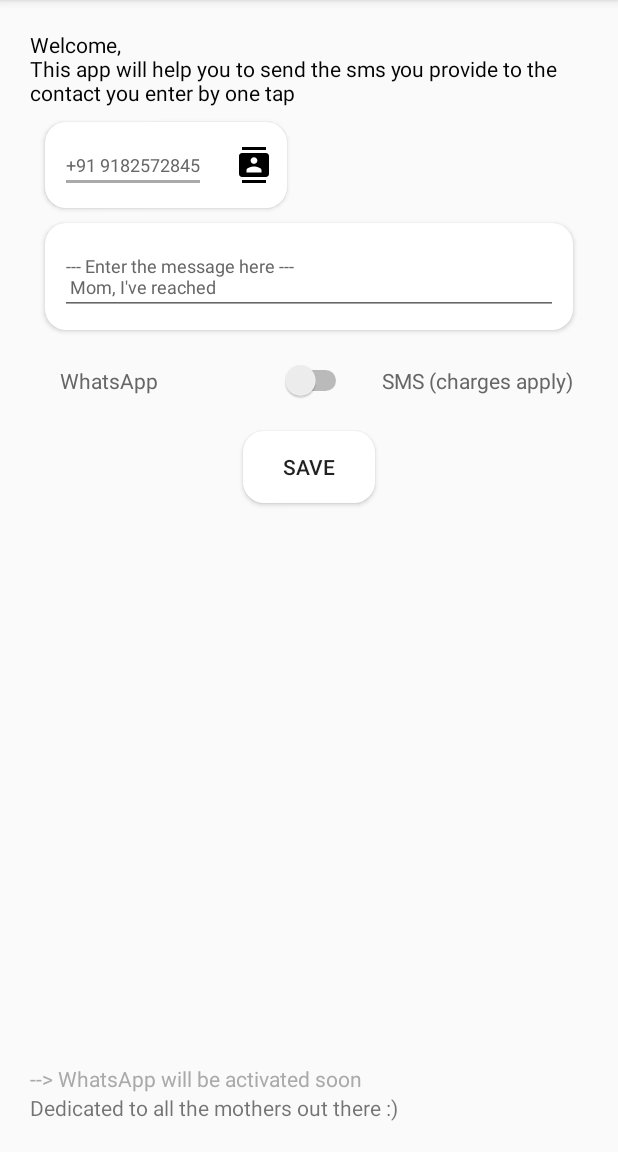
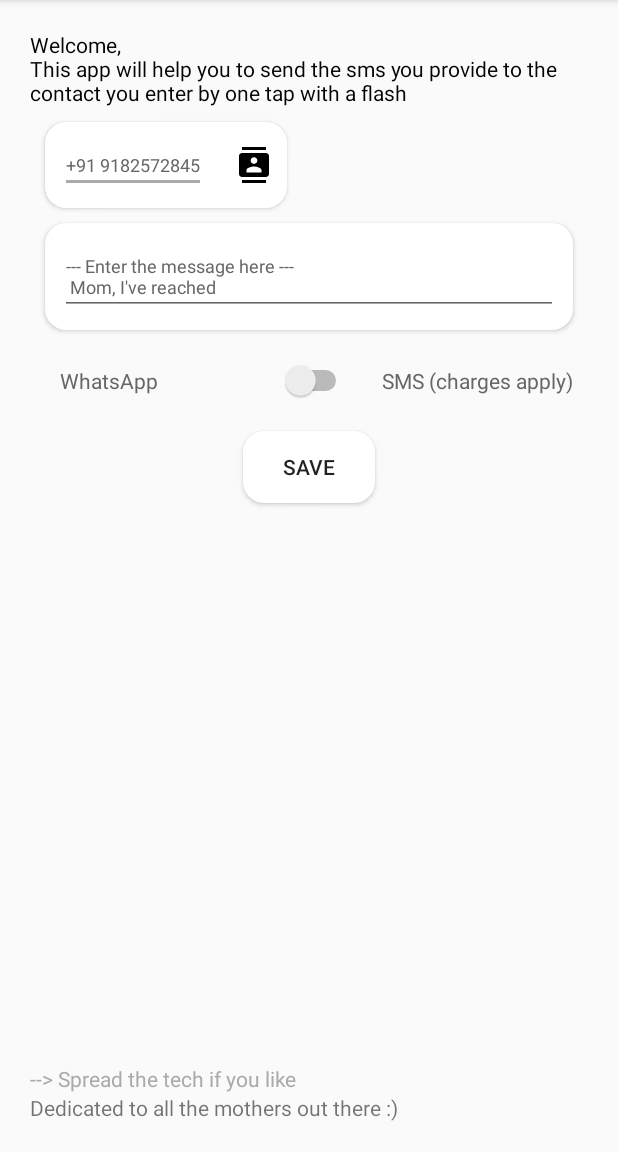
Before and after one commit to ArchitGargPro/FastSMS, an Android app: the screen it shows after launch (MainActivity), after a tap on "SAVE", on a phone screen of 412 x 824 dp, the part 84-1236 px from its top. Run offline under Robolectric (Android 15) with nearby library versions, the phone set to English and light mode, and no system bars; pictures from the network do not load.

Commit message:
Whatsapp feature activated, all good

```diff
--- a/app/src/main/java/archit/fastsms/MainActivity.java
+++ b/app/src/main/java/archit/fastsms/MainActivity.java
@@ -17,7 +17,9 @@ import android.view.View;
 import android.view.Menu;
 import android.view.MenuItem;
 import android.widget.Button;
+import android.widget.CompoundButton;
 import android.widget.EditText;
+import android.widget.RadioGroup;
 import android.widget.Switch;
 import android.widget.TextView;
 import android.widget.Toast;
@@ -34,6 +36,8 @@ public class MainActivity extends AppCompatActivity {
     FloatingActionButton fab;
     Switch type;
     TextView title;
+    String typeVal = "0";
+
     private static final int MY_PERMISSIONS_REQUEST_SEND_SMS = 0;
 
     @Override
@@ -62,10 +66,24 @@ public class MainActivity extends AppCompatActivity {
         title = findViewById(R.id.title);
         handler = new DBHandler(this, null, null, 1);
 
+        getData();
+        setData();
+
         save.setOnClickListener(new View.OnClickListener() {
             @Override
             public void onClick(View v) {
                 saveData();
+            }
+        });
+
+        type.setOnCheckedChangeListener(new CompoundButton.OnCheckedChangeListener() {
+            @Override
+            public void onCheckedChanged(CompoundButton buttonView, boolean isChecked) {
+                if(isChecked){
+                    typeVal = "1";  // SMS
+                } else {
+                    typeVal = "0";  // whatsapp
+                }
             }
         });
 
@@ -86,12 +104,26 @@ public class MainActivity extends AppCompatActivity {
         // Save data to database
         if(validate()) {
             Log.i("info", "Saving Data");
-            data = new Data(message.getText().toString(), phone.getText().toString(), "1");
+            data = new Data(message.getText().toString(), phone.getText().toString(), typeVal);
             handler.save(data);
             Log.i("here", "saved successfully");
             fab.show();
             title.setText(R.string.title_final);
         }
+    }
+
+    public void getData()
+    {
+        // get data from the database
+        Log.i("info", "Getting from db");
+        data = handler.load();
+    }
+
+    public void setData()
+    {
+        //setting the text edit texts
+        phone.setText(data.getPhone());
+        message.setText(data.getMessage());
     }
 
     @Override
@@ -118,11 +150,12 @@ public class MainActivity extends AppCompatActivity {
     //####################################################################################################
     public void send()
     {
-            if (data.getType().equals("1")) {
-                sendSMSMessage();
-//        } else {
-//            sendWhatsapp();
-            }
+        if (data.getType().equals("1")) {
+            sendSMSMessage();
+            onBackPressed();
+        } else {
+            sendWhatsapp();
+        }
     }
 
     public boolean validate()
@@ -134,7 +167,7 @@ public class MainActivity extends AppCompatActivity {
                 Toast.makeText(this, "message cannot be empty", Toast.LENGTH_SHORT).show();
             }
         } else {
-            Toast.makeText(this, "please enter Phone number first", Toast.LENGTH_SHORT).show();
+            Toast.makeText(this, "please enter Phone number", Toast.LENGTH_SHORT).show();
         }
         return false;
     }
--- a/app/src/main/res/layout/activity_send_sms.xml
+++ b/app/src/main/res/layout/activity_send_sms.xml
@@ -10,6 +10,7 @@
         android:layout_width="wrap_content"
         android:layout_height="wrap_content"
         android:text="@string/sent"
+        android:textAlignment="center"
         android:textColor="@color/colorPrimary"
         app:layout_constraintBottom_toBottomOf="parent"
         app:layout_constraintEnd_toEndOf="parent"
--- a/app/src/main/res/values/strings.xml
+++ b/app/src/main/res/values/strings.xml
@@ -4,7 +4,7 @@
     <string name="title_initial"> (Save details of your Fast SMS)</string>
     <string name="title_final"> (Your Fast SMS is Ready)</string>
     <string name="action_settings">Settings</string>
-    <string name="heading">Welcome, \nThis app will help you to send the sms you provide to the contact you enter by one tap</string>
+    <string name="heading">Welcome, \nThis app will help you to send the sms you provide to the contact you enter by "one tap" with a flash</string>
     <string name="enter_number">Enter the phone number or browse contacts</string>
     <string name="enter_number_hint">+91 9182572845</string>
     <string name="enter_text_hint">--- Enter the message here ---\n Mom, I\'ve reached</string>
@@ -14,7 +14,7 @@
     <string name="op1">WhatsApp</string>
     <string name="op2">SMS (charges apply)</string>
     <string name="snack">Check for this icon in your apps to send Fast SMS</string>
-    <string name="sent">SMS Sent</string>
+    <string name="sent">SMS Sent\n\n\nThanks for Using this app</string>
     <string name="credit1">Dedicated to all the mothers out there :)</string>
-    <string name="credit2">--> WhatsApp will be activated soon</string>
+    <string name="credit2">--> Spread the tech if you like</string>
 </resources>
--- a/build.gradle
+++ b/build.gradle
@@ -7,7 +7,7 @@ buildscript {
 
     }
     dependencies {
-        classpath 'com.android.tools.build:gradle:3.4.1'
+        classpath 'com.android.tools.build:gradle:3.5.0'
 
         // NOTE: Do not place your application dependencies here; they belong
         // in the individual module build.gradle files
```
Also changed, not shown: app/src/main/java/archit/fastsms/SendSMS.java (+6 -4 lines), gradle/wrapper/gradle-wrapper.properties.
